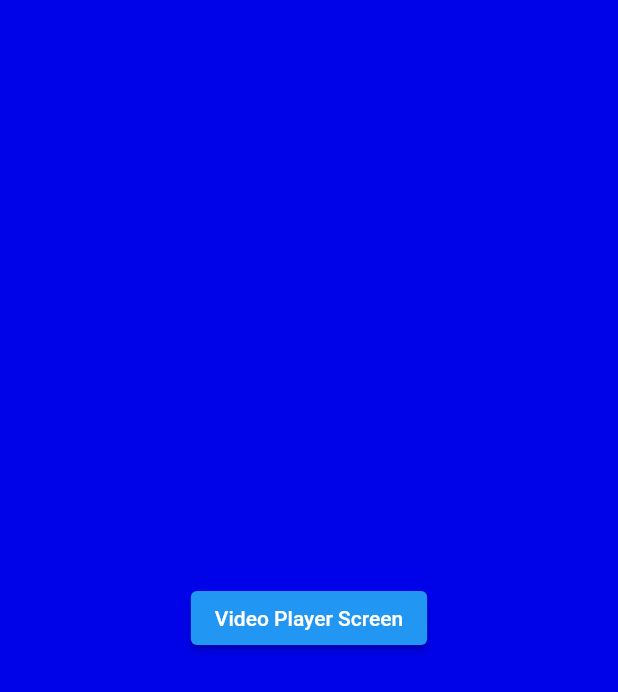
After one commit to MuaazShafi/getx, a Flutter app: the screen it shows after launch, after a tap on "Next Page", on a phone screen of 412 x 824 dp. The commit adds this screen. Shown: the top 692 px of the screen. Run offline on Flutter 3.47's test engine with Material 2 defaults, Android fonts, the phone set to English and light mode, and no system bars; our stand-ins replace get.

Commit message:
life cycle

```diff
--- /dev/null
+++ b/lib/controller_new_page.dart
@@ -0,0 +1,33 @@
+import 'dart:async';
+import 'dart:ui';
+
+import 'package:get/get.dart';
+
+class NewPage extends GetxController {
+  Rx<Color> colorCode = Color(0xff000000).obs;
+
+  void magic() async {
+    int targetColorValue = (colorCode.value.value + 1000) % 0xFFFFFF;
+    while (colorCode.value.value != targetColorValue) {
+      await Future.delayed(Duration(seconds: 1));
+      int currentColorValue = colorCode.value.value;
+      int newColorValue = (currentColorValue + 1000) % 0xFFFFFFFF;
+      colorCode.value = Color(newColorValue);
+      print(colorCode.value);
+    }
+  }
+
+  @override
+  void onInit() {
+    print("Magic start");
+    magic();
+    super.onInit();
+  }
+
+  @override
+  void onClose() {
+    print("BYE");
+    dispose();
+    super.onClose();
+  }
+}
--- a/lib/screen_get_builder.dart
+++ b/lib/screen_get_builder.dart
@@ -1,6 +1,7 @@
 import 'package:flutter/material.dart';
 import 'package:get/get.dart';
 import 'package:getx/controller_xyz.dart';
+import 'package:getx/screen_new_page.dart';
 
 class ScreenGetBuilder extends StatelessWidget {
   XYZ controller = Get.put(XYZ());
@@ -34,7 +35,13 @@ class ScreenGetBuilder extends StatelessWidget {
                   },
                 );
               },
-            )
+            ),
+            ElevatedButton(
+              onPressed: () {
+                Get.to(() => ScreenNewPage());
+              },
+              child: Text("Next Page"),
+            ),
           ],
         ),
       ),
--- /dev/null
+++ b/lib/screen_new_page.dart
@@ -0,0 +1,30 @@
+import 'package:flutter/material.dart';
+import 'package:get/get.dart';
+import 'package:getx/controller_new_page.dart';
+import 'package:getx/screen_video_player.dart';
+
+class ScreenNewPage extends StatelessWidget {
+  NewPage controller = Get.put(NewPage());
+
+  @override
+  Widget build(BuildContext context) {
+    return Obx(() {
+      return Scaffold(
+        backgroundColor: controller.colorCode.value,
+        body: Center(
+          child: Column(
+            mainAxisAlignment: MainAxisAlignment.spaceEvenly,
+            children: [
+              ElevatedButton(
+                onPressed: () {
+                  Get.to(() => ScreenVideoPlayer());
+                },
+                child: Text("Video Player Screen"),
+              ),
+            ],
+          ),
+        ),
+      );
+    });
+  }
+}
```
Also changed, not shown: lib/screen_video_player.dart (added, +12 -0 lines).
